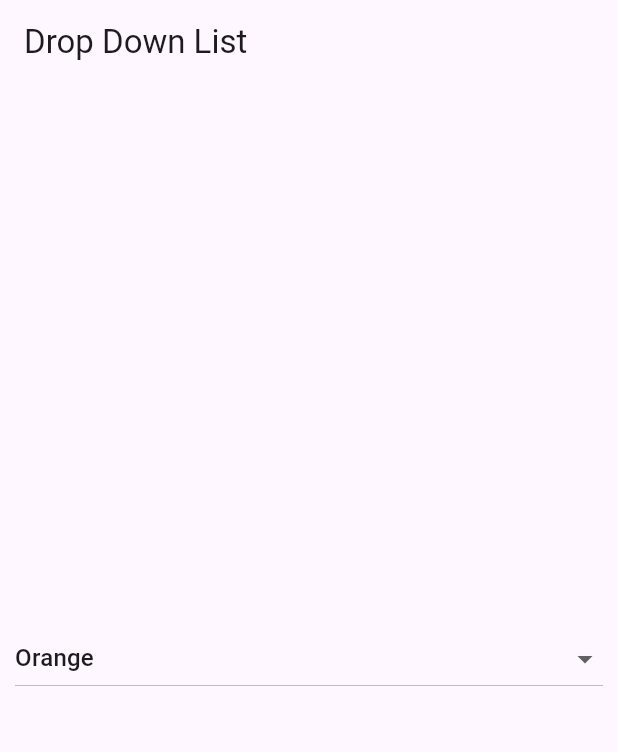
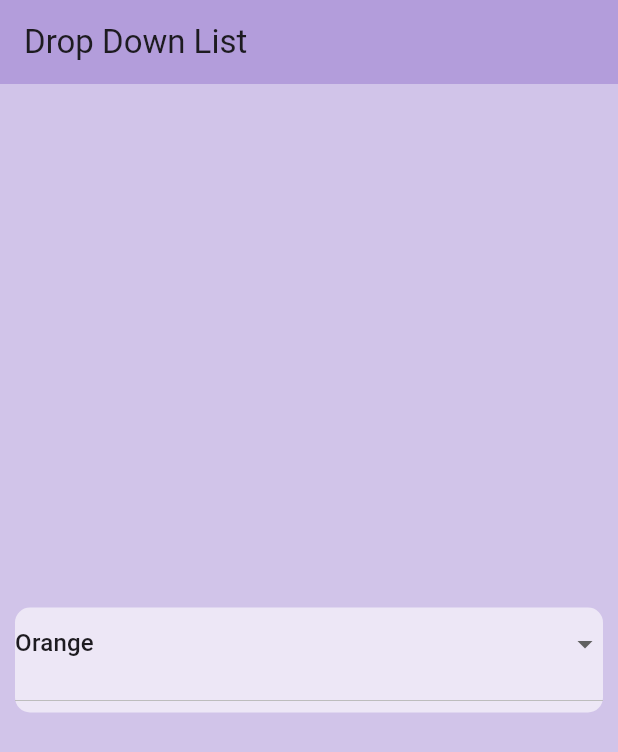
Before and after one commit to SheryarTahir/Important_Widgets, a Flutter app: the screen it shows after launch, on a phone screen of 412 x 824 dp. Shown: the top 752 px of the screen. Run offline on Flutter 3.47's test engine with Material 3 defaults, Android fonts, the phone set to English and light mode, and no system bars; our stand-ins replace animated_text_kit, cached_network_image.

Commit message:
Update dropdown_list.dart

```diff
--- a/lib/widgets/dropdown_list.dart
+++ b/lib/widgets/dropdown_list.dart
@@ -9,43 +9,46 @@ class DropdownList extends StatefulWidget {
 
 class _DropdownListState extends State<DropdownList> {
 
-  String selectedItem = 'Orange';
+  String selectedValue = 'Orange';
   @override
   Widget build(BuildContext context) {
     return Scaffold(
-      appBar: AppBar(title: Text('Drop Down List'),),
+      backgroundColor: Colors.deepPurple.shade100,
+      appBar: AppBar(
+        backgroundColor: Colors.deepPurple.shade200,
+        title: Text('Drop Down List'),
+      ),
       body: Center(
         child: Column(
           mainAxisAlignment: MainAxisAlignment.center,
           children: [
             Container(
-              padding: EdgeInsets.all(10),
+              margin: EdgeInsets.all(10),
+              decoration: BoxDecoration(
+                borderRadius: BorderRadius.circular(10),
+                color: Colors.deepPurple.shade50,
+              ),
               height: 70,
-              // color: Colors.red,
               width: MediaQuery.of(context).size.width,
               child: DropdownButton<String>(
+                value: selectedValue,
                   isExpanded: true,
-                value: selectedItem,
-                onChanged: (String? newvalue) {
-                  // Handle dropdown item change here
-                  setState(() {
-                    selectedItem = newvalue!;
-                  });
-                },
-                // Map the list of items to DropdownMenuItem widgets
                   items: <String>[
                     'Orange',
                     'Apple',
-                  'Banana',
                     'Mango',
                     'Grapes',
-                ].map<DropdownMenuItem<String>>((String value) {
+                    'Banana'
+                  ].map<DropdownMenuItem<String>>((String value){
                     return DropdownMenuItem<String>(
                       value: value,
-                    child: Text(value),
-                  );
+                        child: Text(value));
                   }).toList(),
-              ),
+                  onChanged: (String? newValue){
+                    setState(() {
+                      selectedValue = newValue!;
+                    });
+                  }),
             ),
           ],
         ),
@@ -53,3 +56,60 @@ class _DropdownListState extends State<DropdownList> {
     );
   }
 }
+
+
+// import 'package:flutter/material.dart';
+//
+// class DropdownList extends StatefulWidget {
+//   const DropdownList({super.key});
+//
+//   @override
+//   State<DropdownList> createState() => _DropdownListState();
+// }
+//
+// class _DropdownListState extends State<DropdownList> {
+//
+//   String selectedItem = 'Orange';
+//   @override
+//   Widget build(BuildContext context) {
+//     return Scaffold(
+//       appBar: AppBar(title: Text('Drop Down List'),),
+//       body: Center(
+//         child: Column(
+//           mainAxisAlignment: MainAxisAlignment.center,
+//           children: [
+//             Container(
+//               padding: EdgeInsets.all(10),
+//               height: 70,
+//               // color: Colors.red,
+//               width: MediaQuery.of(context).size.width,
+//               child: DropdownButton<String>(
+//                 isExpanded: true,
+//                 value: selectedItem,
+//                 onChanged: (String? newvalue) {
+//                   // Handle dropdown item change here
+//                   setState(() {
+//                     selectedItem = newvalue!;
+//                   });
+//                 },
+//                 // Map the list of items to DropdownMenuItem widgets
+//                 items: <String>[
+//                   'Orange',
+//                   'Apple',
+//                   'Banana',
+//                   'Mango',
+//                   'Grapes',
+//                 ].map<DropdownMenuItem<String>>((String value) {
+//                   return DropdownMenuItem<String>(
+//                     value: value,
+//                     child: Text(value),
+//                   );
+//                 }).toList(),
+//               ),
+//             ),
+//           ],
+//         ),
+//       ),
+//     );
+//   }
+// }
```
Lines whose indentation alone changed are shown as unchanged.
